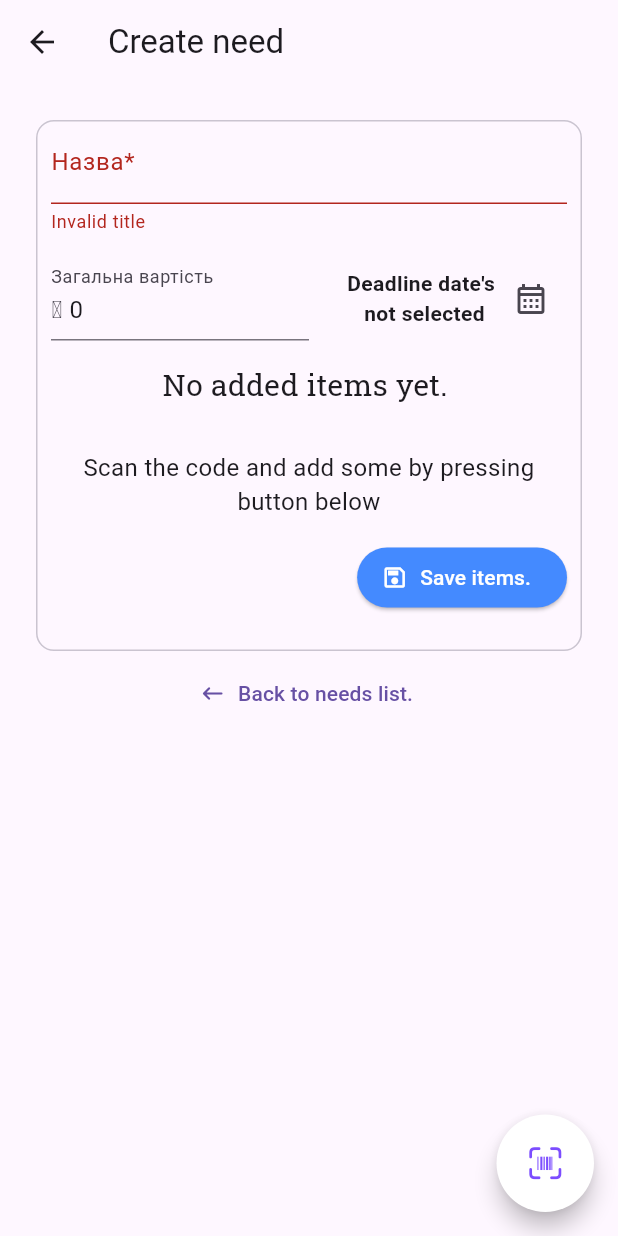
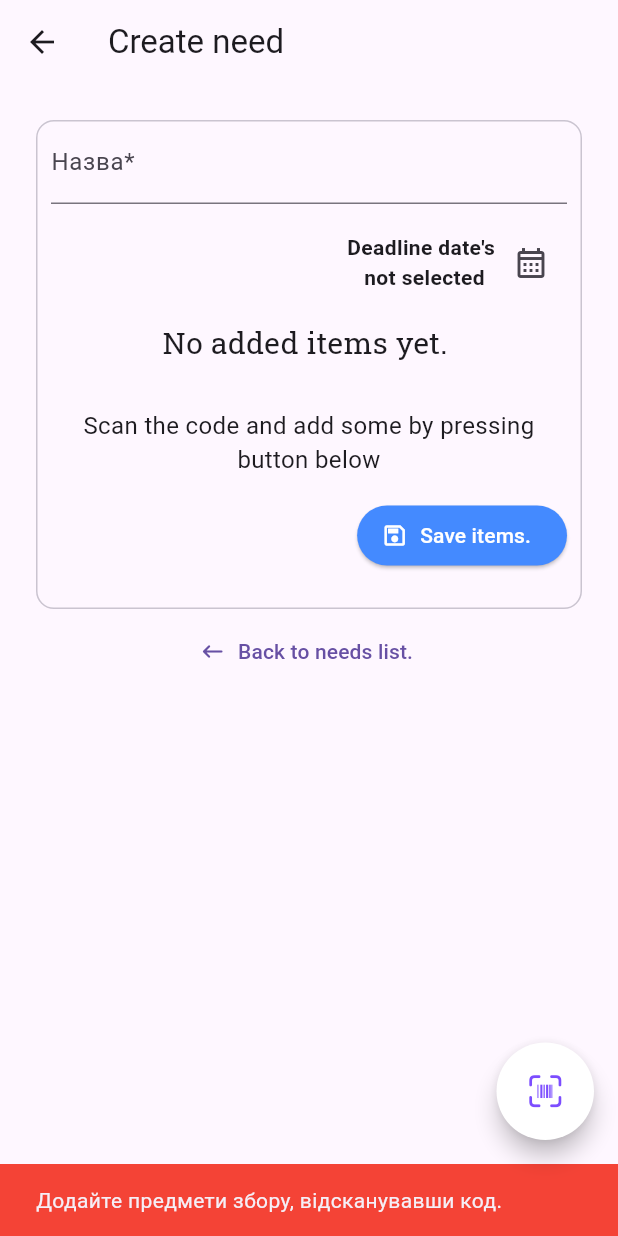
Before and after one commit to rqer4/warehouse_charity_app, a Flutter app: the AddNeed screen opened directly with empty values, after a tap on "Save items.", on a phone screen of 412 x 824 dp. Run offline on Flutter 3.47's test engine with Material 3 defaults, Android fonts, the light colour scheme and no system bars; our stand-ins replace firebase_auth, firebase_core, firebase_storage, flutter_speed_dial, flutter_spinbox, google_fonts and 1 more; missing offline and left inert: firebase_ui_auth, firebase_ui_oauth_google, flutter_barcode_scanner, widget_zoom; accounts and stored records are empty; network calls fail; key blocks and very long unbroken strings in the code were emptied for the run.

Commit message:
First final Alfa version

```diff
--- a/lib/items_list/items_list.dart
+++ b/lib/items_list/items_list.dart
@@ -150,9 +150,6 @@ class _ItemsListState extends State<ItemsList> {
       }
       if (validCounter == formKeyList.length) {
         widget.onCreateNeed!(startPoint, endPoint);
-        print(
-          'start point $startPoint    $enteredStart|||||| GOAL $endPoint   $enteredGoal');
-
       }
 
       //for(item in )
--- a/lib/model/needs_card.dart
+++ b/lib/model/needs_card.dart
@@ -13,7 +13,6 @@ class NeedsCard{
     this.childIds,
     this.childGoals,
     this.childStartPoints,
-    this.price,
     this.deadline,
     this.deadlineInSeconds,
 
@@ -26,7 +25,6 @@ class NeedsCard{
   final List<dynamic>? childIds;
   final List<dynamic>? childGoals;
   final List<dynamic>? childStartPoints;
-  final int? price;
   String get formatedDate{
     return formater.format(deadline!);
   }
--- a/lib/screens/add_need.dart
+++ b/lib/screens/add_need.dart
@@ -44,9 +44,9 @@ class _AddNeedState extends State<AddNeed> {
 
   void onCreateNeed(
       List<double>? listOfStartPoints, List<double>? listOfGoals) async {
+    if (listOfNeedsItems.isNotEmpty) {
       if (_formKey.currentState!.validate()) {
         _formKey.currentState!.save();
-      print('HEREWEAREEEEEEEEEEEEEEE');
         for (final item in listOfNeedsItems) {
           listOfSelectedItemIds.add(item.id);
         }
@@ -64,11 +64,17 @@ class _AddNeedState extends State<AddNeed> {
                 'start': listOfStartPoints,
                 'goals': listOfGoals
               },
-            'price': int.parse(enteredPrice!),
-            'deadline': deadline != null ? deadline!.millisecondsSinceEpoch : 0,
+              'deadline':
+                  deadline != null ? deadline!.millisecondsSinceEpoch : 0,
             },
           ),
         );
+        ScaffoldMessenger.of(context).clearSnackBars();
+        ScaffoldMessenger.of(context).showSnackBar(const SnackBar(
+          content: Text('Потребу успішно створено.'),
+          duration: Duration(seconds: 5),
+          backgroundColor: Colors.green,
+        ));
         Navigator.of(context).pop(NeedsCard(
           parentId: json
               .decode(response.body)
@@ -83,8 +89,17 @@ class _AddNeedState extends State<AddNeed> {
           childIds: listOfSelectedItemIds,
           childStartPoints: listOfStartPoints,
           childGoals: listOfGoals,
-          deadlineInSeconds: deadline != null ? deadline!.millisecondsSinceEpoch : 0,
-          price: int.parse(enteredPrice!)));
+          deadlineInSeconds:
+              deadline != null ? deadline!.millisecondsSinceEpoch : 0,
+        ));
+      }
+    } else {
+      ScaffoldMessenger.of(context).clearSnackBars();
+      ScaffoldMessenger.of(context).showSnackBar(const SnackBar(
+        content: Text('Додайте предмети збору, відсканувавши код.'),
+        duration: Duration(seconds: 5),
+        backgroundColor: Colors.red,
+      ));
     }
   }
 
@@ -176,25 +191,6 @@ class _AddNeedState extends State<AddNeed> {
                         ),
                         Row(
                           children: [
-                            Expanded(
-                                child: TextFormField(
-                              keyboardType: TextInputType.number,
-
-                              initialValue: '0',
-                              decoration: const InputDecoration(
-                                label: Text('Загальна вартість'),
-                                prefix: Text('₴ '),
-                              ),
-                              validator: (value) {
-                                if (double.parse(value!) < 0) {
-                                  return 'Can\'t be < 0';
-                                }
-                                return null;
-                              },
-                              onSaved: (value) {
-                                enteredPrice = (value!);
-                              },
-                            )),
                             Expanded(
                               child: Row(
                                 mainAxisAlignment: MainAxisAlignment.end,
```
Also changed, not shown: lib/items_list/final_needs_list.dart (+0 -13 lines), lib/pages/needs_page.dart (+34 -3 lines), lib/widgets/final_need.dart (+95 -14 lines). Lines whose indentation alone changed are shown as unchanged.
